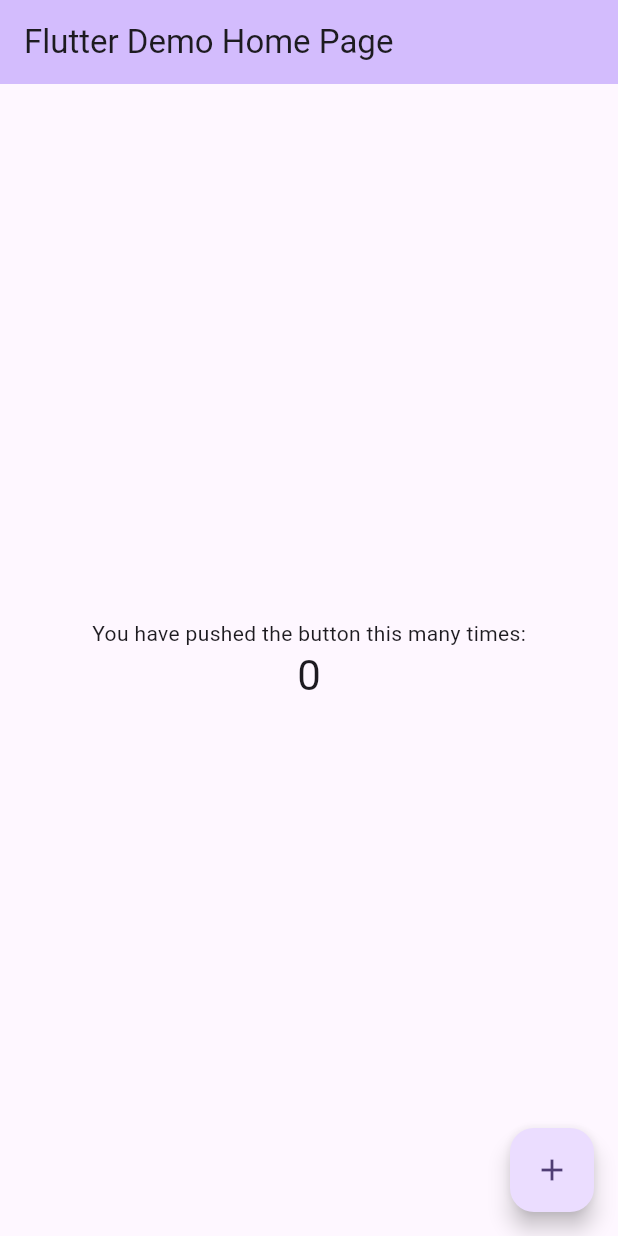
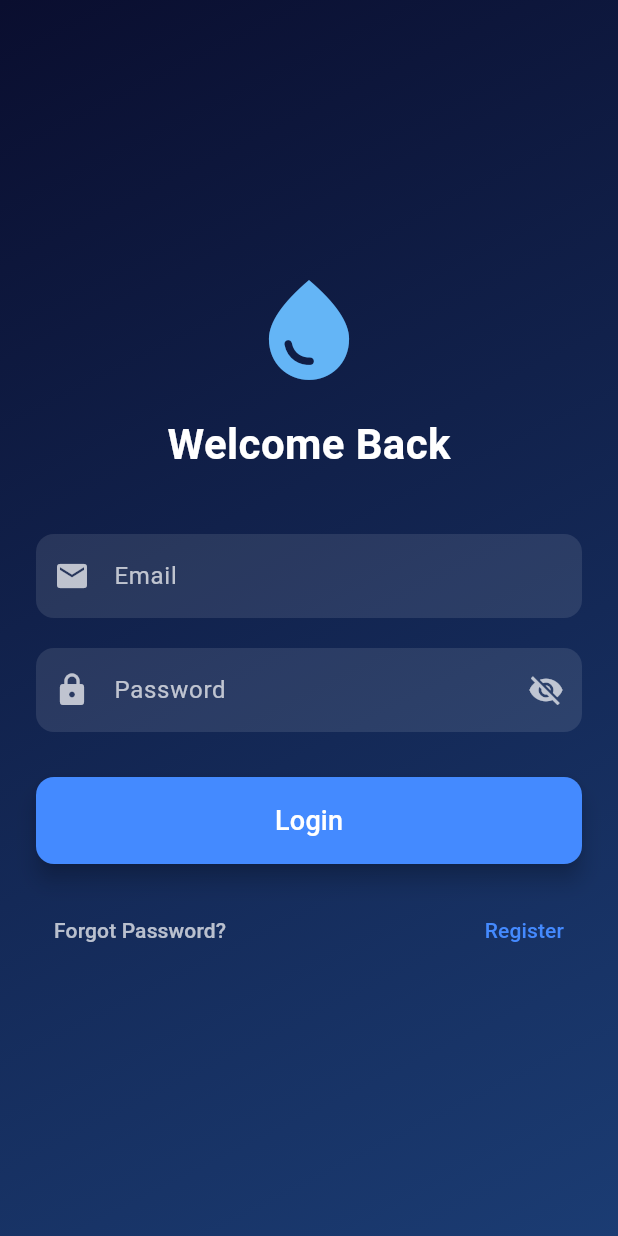
Before and after one commit to gonulgulsen/water_wise, a Flutter app: the screen it shows after launch, on a phone screen of 412 x 824 dp. Run offline on Flutter 3.47's test engine with Material 3 defaults, Android fonts, the phone set to English and light mode, and no system bars.

Commit message:
'Login' - 'Register' - 'Forgot Password' sayfaları ve 'snackbar' - 'statusbar' utils eklendi.

```diff
--- a/lib/main.dart
+++ b/lib/main.dart
@@ -1,4 +1,5 @@
 import 'package:flutter/material.dart';
+import 'screens/auth_gate.dart';
 
 void main() {
   runApp(const MyApp());
@@ -7,116 +8,16 @@ void main() {
 class MyApp extends StatelessWidget {
   const MyApp({super.key});
 
-  // This widget is the root of your application.
+
   @override
   Widget build(BuildContext context) {
     return MaterialApp(
-      title: 'Flutter Demo',
+      debugShowCheckedModeBanner: false,
       theme: ThemeData(
-        // This is the theme of your application.
-        //
-        // TRY THIS: Try running your application with "flutter run". You'll see
-        // the application has a purple toolbar. Then, without quitting the app,
-        // try changing the seedColor in the colorScheme below to Colors.green
-        // and then invoke "hot reload" (save your changes or press the "hot
-        // reload" button in a Flutter-supported IDE, or press "r" if you used
-        // the command line to start the app).
-        //
-        // Notice that the counter didn't reset back to zero; the application
-        // state is not lost during the reload. To reset the state, use hot
-        // restart instead.
-        //
-        // This works for code too, not just values: Most code changes can be
-        // tested with just a hot reload.
-        colorScheme: ColorScheme.fromSeed(seedColor: Colors.deepPurple),
+        useMaterial3: true,
+        colorSchemeSeed: Colors.deepPurple,
       ),
-      home: const MyHomePage(title: 'Flutter Demo Home Page'),
+      home: const AuthGate(),
     );
   }
 }
-
-class MyHomePage extends StatefulWidget {
-  const MyHomePage({super.key, required this.title});
-
-  // This widget is the home page of your application. It is stateful, meaning
-  // that it has a State object (defined below) that contains fields that affect
-  // how it looks.
-
-  // This class is the configuration for the state. It holds the values (in this
-  // case the title) provided by the parent (in this case the App widget) and
-  // used by the build method of the State. Fields in a Widget subclass are
-  // always marked "final".
-
-  final String title;
-
-  @override
-  State<MyHomePage> createState() => _MyHomePageState();
-}
-
-class _MyHomePageState extends State<MyHomePage> {
-  int _counter = 0;
-
-  void _incrementCounter() {
-    setState(() {
-      // This call to setState tells the Flutter framework that something has
-      // changed in this State, which causes it to rerun the build method below
-      // so that the display can reflect the updated values. If we changed
-      // _counter without calling setState(), then the build method would not be
-      // called again, and so nothing would appear to happen.
-      _counter++;
-    });
-  }
-
-  @override
-  Widget build(BuildContext context) {
-    // This method is rerun every time setState is called, for instance as done
-    // by the _incrementCounter method above.
-    //
-    // The Flutter framework has been optimized to make rerunning build methods
-    // fast, so that you can just rebuild anything that needs updating rather
-    // than having to individually change instances of widgets.
-    return Scaffold(
-      appBar: AppBar(
-        // TRY THIS: Try changing the color here to a specific color (to
-        // Colors.amber, perhaps?) and trigger a hot reload to see the AppBar
-        // change color while the other colors stay the same.
-        backgroundColor: Theme.of(context).colorScheme.inversePrimary,
-        // Here we take the value from the MyHomePage object that was created by
-        // the App.build method, and use it to set our appbar title.
-        title: Text(widget.title),
-      ),
-      body: Center(
-        // Center is a layout widget. It takes a single child and positions it
-        // in the middle of the parent.
-        child: Column(
-          // Column is also a layout widget. It takes a list of children and
-          // arranges them vertically. By default, it sizes itself to fit its
-          // children horizontally, and tries to be as tall as its parent.
-          //
-          // Column has various properties to control how it sizes itself and
-          // how it positions its children. Here we use mainAxisAlignment to
-          // center the children vertically; the main axis here is the vertical
-          // axis because Columns are vertical (the cross axis would be
-          // horizontal).
-          //
-          // TRY THIS: Invoke "debug painting" (choose the "Toggle Debug Paint"
-          // action in the IDE, or press "p" in the console), to see the
-          // wireframe for each widget.
-          mainAxisAlignment: MainAxisAlignment.center,
-          children: <Widget>[
-            const Text('You have pushed the button this many times:'),
-            Text(
-              '$_counter',
-              style: Theme.of(context).textTheme.headlineMedium,
-            ),
-          ],
-        ),
-      ),
-      floatingActionButton: FloatingActionButton(
-        onPressed: _incrementCounter,
-        tooltip: 'Increment',
-        child: const Icon(Icons.add),
-      ), // This trailing comma makes auto-formatting nicer for build methods.
-    );
-  }
-}
--- /dev/null
+++ b/lib/screens/auth_gate.dart
@@ -0,0 +1,13 @@
+import 'package:flutter/material.dart';
+import 'login_page.dart';
+//import 'home_page.dart';
+
+class AuthGate extends StatelessWidget {
+  const AuthGate({super.key});
+
+  @override
+  Widget build(BuildContext context) {
+    // şimdilik hep login page açılıyo
+    return const LoginPage();
+  }
+}
--- /dev/null
+++ b/lib/screens/login_page.dart
@@ -0,0 +1,171 @@
+import 'package:flutter/material.dart';
+import 'package:water_wise/utils/snackbar.dart';
+import 'home_page.dart';
+import 'register_page.dart';
+import 'forgot_password_page.dart';
+import '../utils/statusbar.dart';
+
+class LoginPage extends StatefulWidget {
+  const LoginPage({super.key});
+
+  @override
+  _LoginPageState createState() => _LoginPageState();
+}
+
+class _LoginPageState extends State<LoginPage> {
+  final _emailController = TextEditingController();
+  final _passwordController = TextEditingController();
+  bool _obscurePassword = true;
+
+  void _login() {
+    if (_emailController.text.isEmpty || _passwordController.text.isEmpty) {
+      showErrorMessage(context, "Lütfen tüm alanları doldurun");
+      return;
+    }
+
+    showSuccessMessage(context, "Giriş başarılı");
+
+    // Şimdilik doğrudan HomePage'e yönlendiriyoruz
+    Navigator.pushReplacement(
+      context,
+      MaterialPageRoute(builder: (context) => const HomePage()),
+    );
+  }
+
+  @override
+  Widget build(BuildContext context) {
+    setStatusBarLightIcons();
+    return Scaffold(
+      body: Container(
+        decoration: const BoxDecoration(
+          gradient: LinearGradient(
+            colors: [Color(0xFF0A0E2F), Color(0xFF1B3C73)],
+            begin: Alignment.topLeft,
+            end: Alignment.bottomRight,
+          ),
+        ),
+        child: Center(
+          child: SingleChildScrollView(
+            padding: const EdgeInsets.all(24.0),
+            child: Column(
+              mainAxisAlignment: MainAxisAlignment.center,
+              children: [
+                Icon(Icons.water_drop, size: 80, color: Colors.blue[300]),
+                const SizedBox(height: 16),
+                const Text(
+                  "Welcome Back",
+                  style: TextStyle(
+                    fontSize: 28,
+                    fontWeight: FontWeight.bold,
+                    color: Colors.white,
+                  ),
+                ),
+                const SizedBox(height: 40),
+
+                // Email
+                TextField(
+                  controller: _emailController,
+                  style: const TextStyle(color: Colors.white),
+                  decoration: InputDecoration(
+                    prefixIcon: const Icon(Icons.email, color: Colors.white70),
+                    labelText: "Email",
+                    labelStyle: const TextStyle(color: Colors.white70),
+                    filled: true,
+                    fillColor: Colors.white.withOpacity(0.1),
+                    border: OutlineInputBorder(
+                      borderRadius: BorderRadius.circular(12),
+                      borderSide: BorderSide.none,
+                    ),
+                  ),
+                ),
+                const SizedBox(height: 20),
+
+                // Password
+                TextField(
+                  controller: _passwordController,
+                  obscureText: _obscurePassword,
+                  style: const TextStyle(color: Colors.white),
+                  decoration: InputDecoration(
+                    prefixIcon: const Icon(Icons.lock, color: Colors.white70),
+                    labelText: "Password",
+                    labelStyle: const TextStyle(color: Colors.white70),
+                    filled: true,
+                    fillColor: Colors.white.withOpacity(0.1),
+                    border: OutlineInputBorder(
+                      borderRadius: BorderRadius.circular(12),
+                      borderSide: BorderSide.none,
+                    ),
+                    suffixIcon: IconButton(
+                      icon: Icon(
+                        _obscurePassword
+                            ? Icons.visibility_off
+                            : Icons.visibility,
+                        color: Colors.white70,
+                      ),
+                      onPressed: () {
+                        setState(() {
+                          _obscurePassword = !_obscurePassword;
+                        });
+                      },
+                    ),
+                  ),
+                ),
+                const SizedBox(height: 30),
+
+                // Login button
+                SizedBox(
+                  width: double.infinity,
+                  child: ElevatedButton(
+                    onPressed: _login,
+                    style: ElevatedButton.styleFrom(
+                      padding: const EdgeInsets.symmetric(vertical: 16),
+                      backgroundColor: Colors.blueAccent,
+                      shape: RoundedRectangleBorder(
+                        borderRadius: BorderRadius.circular(12),
+                      ),
+                      elevation: 6,
+                    ),
+                    child: const Text(
+                      "Login",
+                      style: TextStyle(fontSize: 18, color: Colors.white),
+                    ),
+                  ),
+                ),
+                const SizedBox(height: 20),
+
+                Row(
+                  mainAxisAlignment: MainAxisAlignment.spaceBetween,
+                  children: [
+                    TextButton(
+                      onPressed: () {
+                        Navigator.push(
+                          context,
+                          MaterialPageRoute(
+                              builder: (context) =>
+                              const ForgotPasswordPage()),
+                        );
+                      },
+                      child: const Text("Forgot Password?",
+                          style: TextStyle(color: Colors.white70)),
+                    ),
+                    TextButton(
+                      onPressed: () {
+                        Navigator.push(
+                          context,
+                          MaterialPageRoute(
+                              builder: (context) => const RegisterPage()),
+                        );
+                      },
+                      child: const Text("Register",
+                          style: TextStyle(color: Colors.blueAccent)),
+                    ),
+                  ],
+                )
+              ],
+            ),
+          ),
+        ),
+      ),
+    );
+  }
+}
--- a/pubspec.yaml
+++ b/pubspec.yaml
@@ -44,7 +44,7 @@ dev_dependencies:
   # activated in the `analysis_options.yaml` file located at the root of your
   # package. See that file for information about deactivating specific lint
   # rules and activating additional ones.
-  flutter_lints: ^5.0.0
+  flutter_lints: ^6.0.0
 
 # For information on the generic Dart part of this file, see the
 # following page: https://dart.dev/tools/pub/pubspec
```
Also changed, not shown: lib/screens/forgot_password_page.dart (added, +95 -0 lines), lib/screens/home_page.dart (added, +20 -0 lines), lib/screens/register_page.dart (added, +173 -0 lines), lib/utils/snackbar.dart (added, +51 -0 lines), lib/utils/statusbar.dart (added, +22 -0 lines), pubspec.lock.
